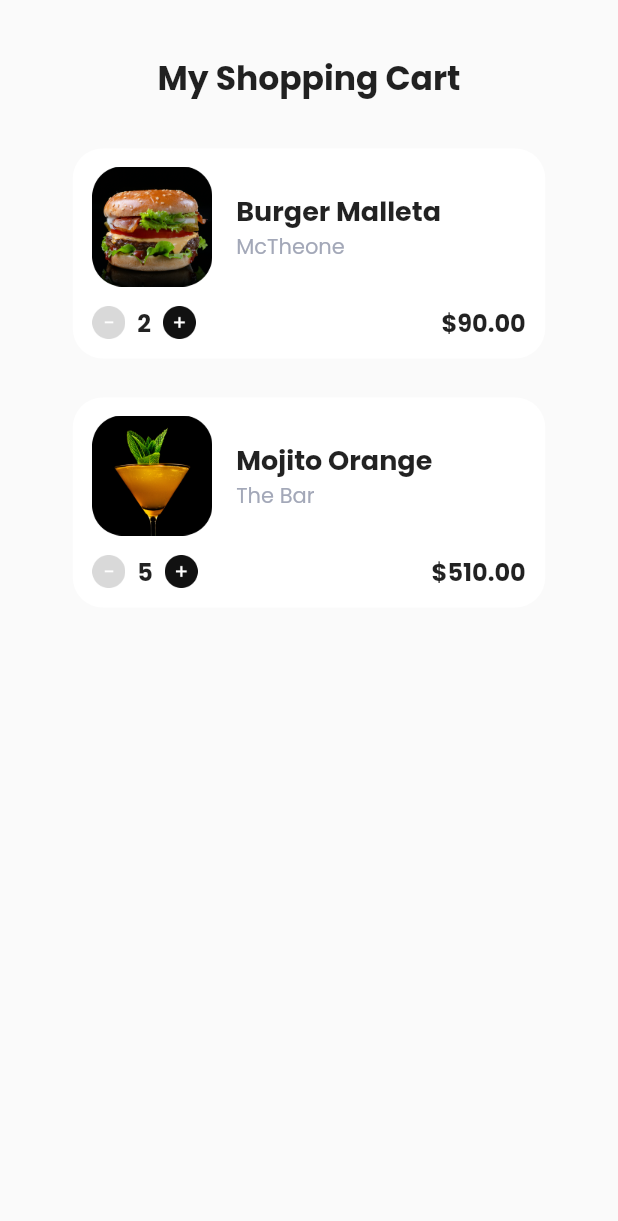
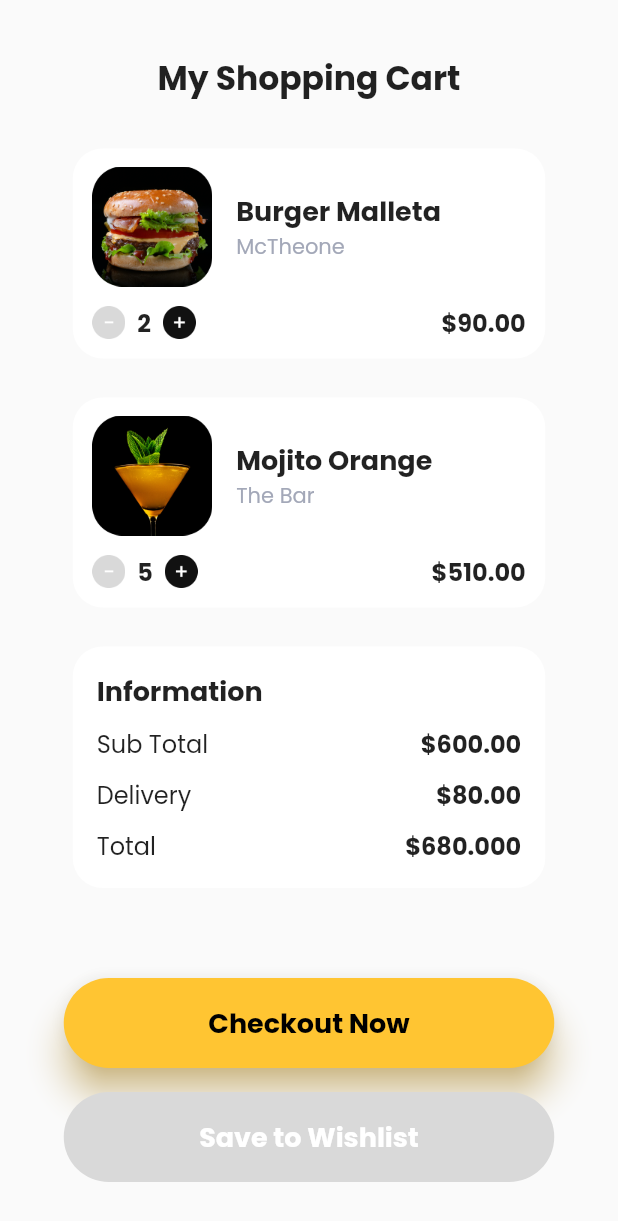
Before and after one commit to roynaldoktaviano/7day-challenge, a Flutter app: the screen it shows after launch, on a phone screen of 412 x 824 dp. Shown: the top 1221 px of the screen. Run offline on Flutter 3.47's test engine with Material 2 defaults, Android fonts, the phone set to English and light mode, and no system bars; our stand-ins replace google_fonts.

Commit message:
day 7 v1

```diff
--- a/lib/pages/random_v1.dart
+++ b/lib/pages/random_v1.dart
@@ -1,6 +1,7 @@
 import 'package:flutter/material.dart';
 import 'package:project_day_0/widgets/cart_list.dart';
 import 'package:project_day_0/widgets/theme.dart';
+import 'package:project_day_0/widgets/total.dart';
 
 class RandomV1 extends StatelessWidget {
   @override
@@ -40,7 +41,62 @@ class RandomV1 extends StatelessWidget {
                 food: 'Mojito Orange',
                 place: 'The Bar',
                 pricing: '\$510.00',
-              )
+              ),
+              SizedBox(
+                height: 26,
+              ),
+              TotalCart(
+                  subTotal: '\$600.00',
+                  delivery: '\$80.00',
+                  total: '\$680.000'),
+              SizedBox(
+                height: 60,
+              ),
+              Container(
+                width: 327,
+                height: 60,
+                child: TextButton(
+                  onPressed: () {},
+                  child: Text(
+                    'Checkout Now',
+                    style: PoppinFont.copyWith(
+                      fontSize: 18,
+                      fontWeight: FontWeight.bold,
+                      color: Colors.black,
+                    ),
+                  ),
+                  style: TextButton.styleFrom(
+                      backgroundColor: Color(0xffFFC532),
+                      shape: RoundedRectangleBorder(
+                          borderRadius: BorderRadius.circular(53)),
+                      shadowColor: Color(0xffFFC532),
+                      elevation: 10),
+                ),
+              ),
+              SizedBox(
+                height: 16,
+              ),
+              Container(
+                width: 327,
+                height: 60,
+                child: TextButton(
+                  onPressed: () {},
+                  child: Text(
+                    'Save to Wishlist',
+                    style: PoppinFont.copyWith(
+                      fontSize: 18,
+                      fontWeight: FontWeight.bold,
+                      color: Colors.white,
+                    ),
+                  ),
+                  style: TextButton.styleFrom(
+                    backgroundColor: Color(0xffD9D9D9),
+                    shape: RoundedRectangleBorder(
+                      borderRadius: BorderRadius.circular(53),
+                    ),
+                  ),
+                ),
+              ),
             ],
           ),
         ),
--- /dev/null
+++ b/lib/widgets/total.dart
@@ -0,0 +1,85 @@
+import 'package:flutter/material.dart';
+import 'package:project_day_0/widgets/theme.dart';
+
+class TotalCart extends StatelessWidget {
+  String subTotal;
+  String delivery;
+  String total;
+
+  TotalCart(
+      {required this.subTotal, required this.delivery, required this.total});
+
+  @override
+  Widget build(BuildContext context) {
+    return Container(
+      padding: EdgeInsets.all(16),
+      width: 315,
+      height: 161,
+      decoration: BoxDecoration(
+          color: Colors.white, borderRadius: BorderRadius.circular(20)),
+      child: Column(
+        crossAxisAlignment: CrossAxisAlignment.start,
+        children: [
+          Text(
+            'Information',
+            style: PoppinFont.copyWith(
+              fontSize: 18,
+              fontWeight: FontWeight.bold,
+            ),
+          ),
+          SizedBox(
+            height: 10,
+          ),
+          Row(
+            mainAxisAlignment: MainAxisAlignment.spaceBetween,
+            children: [
+              Text(
+                'Sub Total',
+                style: PoppinFont.copyWith(fontSize: 16),
+              ),
+              Text(
+                subTotal,
+                style: PoppinFont.copyWith(
+                    fontSize: 16, fontWeight: FontWeight.bold),
+              )
+            ],
+          ),
+          SizedBox(
+            height: 10,
+          ),
+          Row(
+            mainAxisAlignment: MainAxisAlignment.spaceBetween,
+            children: [
+              Text(
+                'Delivery',
+                style: PoppinFont.copyWith(fontSize: 16),
+              ),
+              Text(
+                delivery,
+                style: PoppinFont.copyWith(
+                    fontSize: 16, fontWeight: FontWeight.bold),
+              )
+            ],
+          ),
+          SizedBox(
+            height: 10,
+          ),
+          Row(
+            mainAxisAlignment: MainAxisAlignment.spaceBetween,
+            children: [
+              Text(
+                'Total',
+                style: PoppinFont.copyWith(fontSize: 16),
+              ),
+              Text(
+                total,
+                style: PoppinFont.copyWith(
+                    fontSize: 16, fontWeight: FontWeight.bold),
+              )
+            ],
+          ),
+        ],
+      ),
+    );
+  }
+}
```
